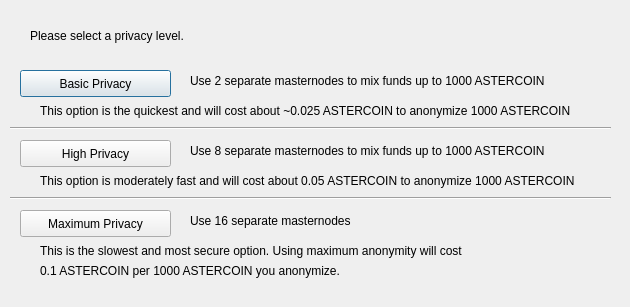
This is src/qt/forms/darksendconfig.ui in PsyTeck/astercoin as Qt 5 draws it before an edit. The edited form follows.
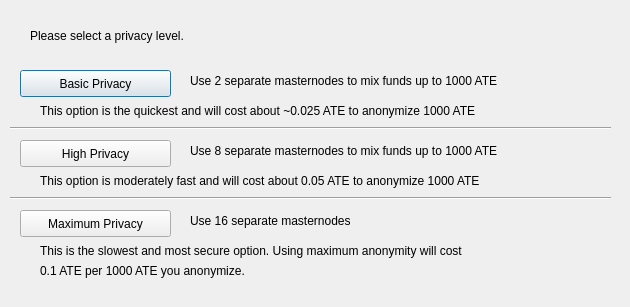
This is the edited form.

What changed in the file:
```diff
--- a/src/qt/forms/darksendconfig.ui
+++ b/src/qt/forms/darksendconfig.ui
@@ -75,7 +75,7 @@
     </rect>
    </property>
    <property name="text">
-    <string>Use 2 separate masternodes to mix funds up to 1000 ASTERCOIN</string>
+    <string>Use 2 separate masternodes to mix funds up to 1000 ATE</string>
    </property>
   </widget>
   <widget class="QLabel" name="label_3">
@@ -88,7 +88,7 @@
     </rect>
    </property>
    <property name="text">
-    <string>Use 8 separate masternodes to mix funds up to 1000 ASTERCOIN</string>
+    <string>Use 8 separate masternodes to mix funds up to 1000 ATE</string>
    </property>
   </widget>
   <widget class="QLabel" name="label_4">
@@ -114,7 +114,7 @@
     </rect>
    </property>
    <property name="text">
-    <string>This option is the quickest and will cost about ~0.025 ASTERCOIN to anonymize 1000 ASTERCOIN</string>
+    <string>This option is the quickest and will cost about ~0.025 ATE to anonymize 1000 ATE</string>
    </property>
   </widget>
   <widget class="QLabel" name="label_7">
@@ -127,7 +127,7 @@
     </rect>
    </property>
    <property name="text">
-    <string>This option is moderately fast and will cost about 0.05 ASTERCOIN to anonymize 1000 ASTERCOIN</string>
+    <string>This option is moderately fast and will cost about 0.05 ATE to anonymize 1000 ATE</string>
    </property>
   </widget>
   <widget class="QLabel" name="label_8">
@@ -153,7 +153,7 @@
     </rect>
    </property>
    <property name="text">
-    <string>0.1 ASTERCOIN per 1000 ASTERCOIN you anonymize.</string>
+    <string>0.1 ATE per 1000 ATE you anonymize.</string>
    </property>
   </widget>
   <widget class="Line" name="line">
```
